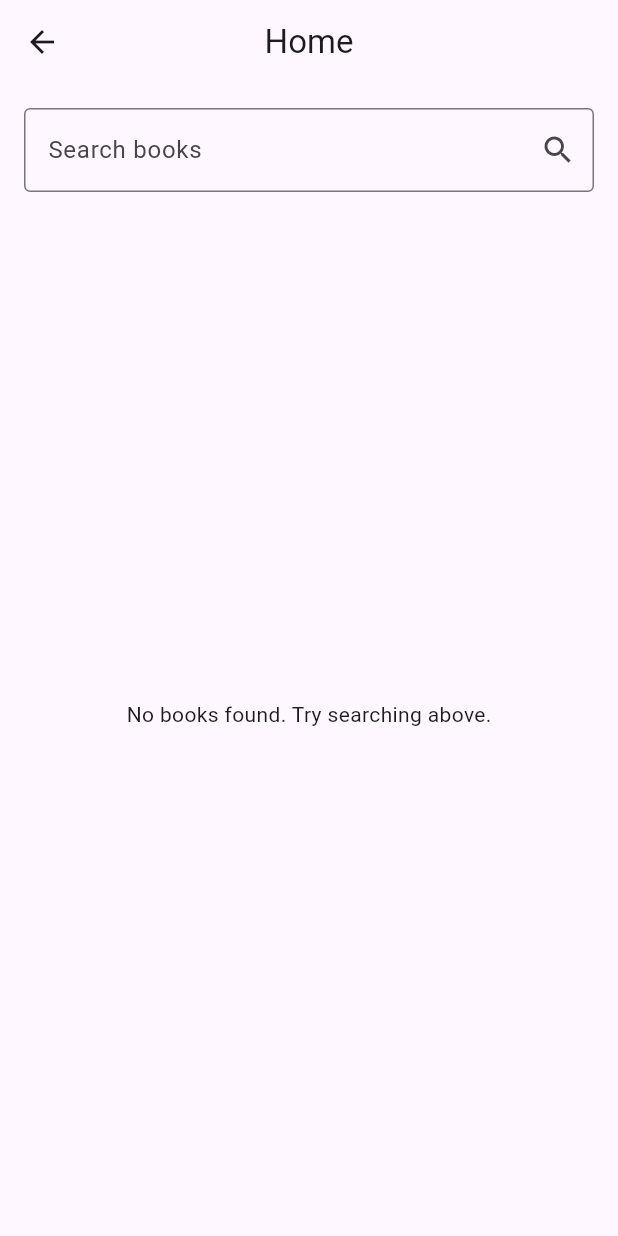
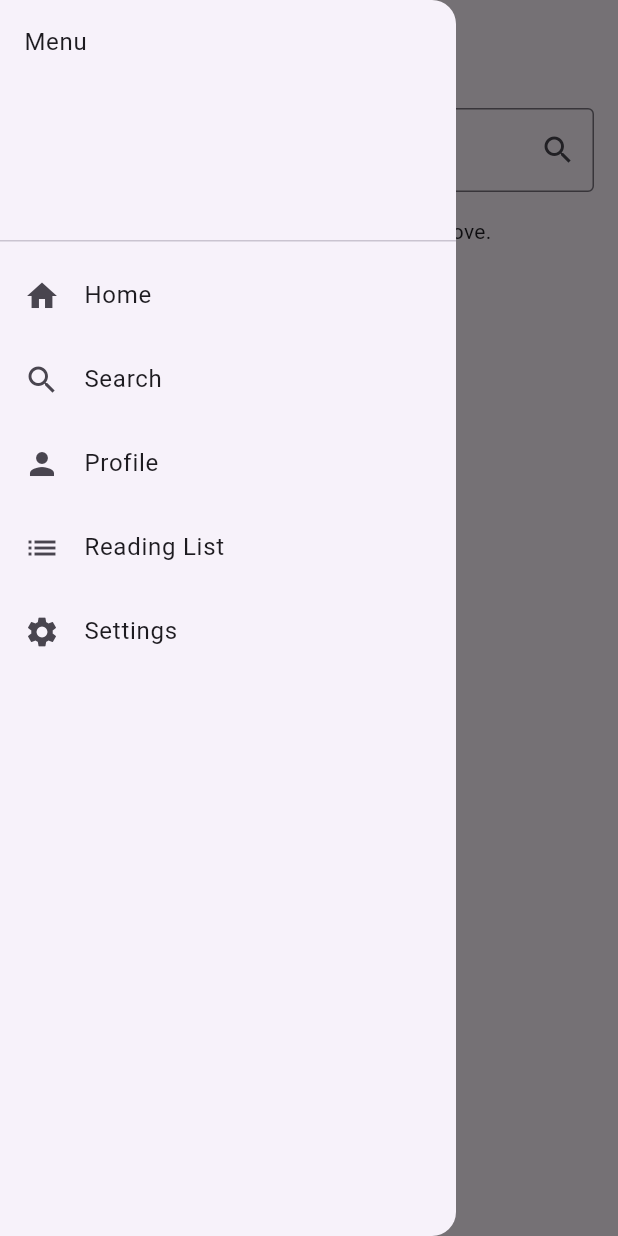
Before and after one commit to abigailsheldon/book_app, a Flutter app: the HomeScreen screen opened by its route, with the side drawer open (before the commit the screen has no drawer), on a phone screen of 412 x 824 dp. Run offline on Flutter 3.47's test engine with Material 3 defaults, Android fonts, the phone set to English and light mode, and no system bars; our stand-ins replace cloud_firestore, firebase_auth, firebase_core, flutter_dotenv; accounts and stored records are empty.

Commit message:
fixing bugs with firestore DB and google books API

```diff
--- a/lib/main.dart
+++ b/lib/main.dart
@@ -1,15 +1,20 @@
-import 'package:book_app/screens/signup_screen.dart';
 import 'package:flutter/material.dart';
 import 'package:firebase_core/firebase_core.dart';
+import 'package:flutter_dotenv/flutter_dotenv.dart';
 import 'package:provider/provider.dart';
+import 'firebase_options.dart';
 
 import 'providers/user_provider.dart';
+import 'providers/book_provider.dart';
 import 'providers/review_provider.dart';
-import 'providers/book_provider.dart';
 
 import 'screens/login_screen.dart';
+import 'screens/signup_screen.dart';
 import 'screens/home_screen.dart';
-import 'firebase_options.dart';
+import 'screens/search_screen.dart';
+import 'screens/profile_screen.dart';
+import 'screens/reading_list_screen.dart';
+import 'screens/settings_screen.dart';
 
 /*
  * Entry point of the Flutter app. Initializes Firebase and sets up routing and providers.
@@ -17,9 +22,14 @@ import 'firebase_options.dart';
 
 void main() async {
   WidgetsFlutterBinding.ensureInitialized();
+
+  await dotenv.load(fileName: ".env");
+
+  // Initialize Firebase
   await Firebase.initializeApp(
     options: DefaultFirebaseOptions.currentPlatform,
   );
+
   runApp(const BookApp());
 }
 
@@ -55,8 +65,10 @@ class BookApp extends StatelessWidget {
           '/login': (_) => const LoginScreen(),
           '/signup': (_) => const SignupScreen(),
           '/home': (_) => const HomeScreen(),
-          // TODO: register other routes
-        },
+          '/search': (_) => const SearchScreen(),
+          '/profile': (_) => const ProfileScreen(),
+          '/reading-list': (_) => const ReadingListScreen(),
+          '/settings': (_) => const SettingsScreen(),        },
       ),
     );
   }
--- a/lib/screens/home_screen.dart
+++ b/lib/screens/home_screen.dart
@@ -5,27 +5,80 @@ import '../widgets/book_card.dart';
 import 'book_detail_screen.dart';
 
 /*
- * Home screen showing search bar and list of books (search results or recommendations).
+ * Home screen showing search bar, list of books, and a Drawer
+ * to navigate to the other pages.
  */
 class HomeScreen extends StatefulWidget {
-  const HomeScreen({Key? key}) : super(key: key);
+  const HomeScreen({super.key});
+
   @override
   State<HomeScreen> createState() => _HomeScreenState();
 }
+
 class _HomeScreenState extends State<HomeScreen> {
-  final TextEditingController _searchController = TextEditingController();
-  @override void dispose() {
+  final _searchController = TextEditingController();
+
+  @override
+  void dispose() {
     _searchController.dispose();
     super.dispose();
   }
+
   @override
   Widget build(BuildContext context) {
     final bookProv = Provider.of<BookProvider>(context);
+
     return Scaffold(
-      appBar: AppBar(title: const Text('Home'), centerTitle: true),
-      body: Padding(
-        padding: const EdgeInsets.all(16.0),
-        child: Column(children: [
+      appBar: AppBar(title: const Text('Home')),
+
+      // Add a navigation drawer
+      drawer: Drawer(
+        child: ListView(
+          padding: EdgeInsets.zero,
+          children: [
+            const DrawerHeader(child: Text('Menu')),
+
+            ListTile(
+              leading: const Icon(Icons.home),
+              title: const Text('Home'),
+              onTap: () => Navigator.pushReplacementNamed(context, '/home'),
+            ),
+
+            ListTile(
+              leading: const Icon(Icons.search),
+              title: const Text('Search'),
+              onTap: () => Navigator.pushNamed(context, '/search'),
+            ),
+
+            ListTile(
+              leading: const Icon(Icons.person),
+              title: const Text('Profile'),
+              onTap: () => Navigator.pushNamed(context, '/profile'),
+            ),
+
+            ListTile(
+              leading: const Icon(Icons.list),
+              title: const Text('Reading List'),
+              onTap: () => Navigator.pushNamed(context, '/reading-list'),
+            ),
+
+            ListTile(
+              leading: const Icon(Icons.settings),
+              title: const Text('Settings'),
+              onTap: () => Navigator.pushNamed(context, '/settings'),
+            ),
+          ],
+        ),
+      ),
+
+      // Body scrollable and avoid keyboard overflow
+      resizeToAvoidBottomInset: true,
+      body: SafeArea(
+        child: SingleChildScrollView(
+          padding: const EdgeInsets.all(16),
+          child: Column(
+            children: [
+
               // Search bar
               TextField(
                 controller: _searchController,
@@ -46,22 +99,18 @@ class _HomeScreenState extends State<HomeScreen> {
                 },
               ),
               const SizedBox(height: 16),
-          // States
+
+              // Loading / Error / Empty / List states
               if (bookProv.loading)
-            const Expanded(child: Center(child: CircularProgressIndicator()))
+                const Center(child: CircularProgressIndicator())
               else if (bookProv.error != null)
-            Expanded(
-              child: Center(
-                  child: Text(bookProv.error!,
-                      style: const TextStyle(color: Colors.red))),
-            )
+                Center(child: Text(bookProv.error!, style: const TextStyle(color: Colors.red)))
               else if (bookProv.searchResults.isEmpty)
-            const Expanded(
-                child:
-                    Center(child: Text('No books found. Try searching above.')))
+                const Center(child: Text('No books found. Try searching above.'))
               else
-            Expanded(
-              child: ListView.builder(
+                ListView.builder(
+                  shrinkWrap: true,
+                  physics: const NeverScrollableScrollPhysics(),
                   itemCount: bookProv.searchResults.length,
                   itemBuilder: (ctx, i) {
                     final book = bookProv.searchResults[i];
@@ -69,14 +118,14 @@ class _HomeScreenState extends State<HomeScreen> {
                       book: book,
                       onTap: () => Navigator.push(
                         context,
-                      MaterialPageRoute(
-                          builder: (_) => BookDetailScreen(book: book)),
+                        MaterialPageRoute(builder: (_) => BookDetailScreen(book: book)),
                       ),
                     );
                   },
                 ),
+            ],
           ),
-        ]),
+        ),
       ),
     );
   }
```
Also changed, not shown: lib/providers/book_provider.dart (+15 -8 lines), lib/screens/signup_screen.dart (+21 -6 lines), lib/services/google_books_service.dart (+9 -2 lines), pubspec.yaml (+5 -4 lines), pubspec.lock, 2 other files. Lines whose indentation alone changed are shown as unchanged.
